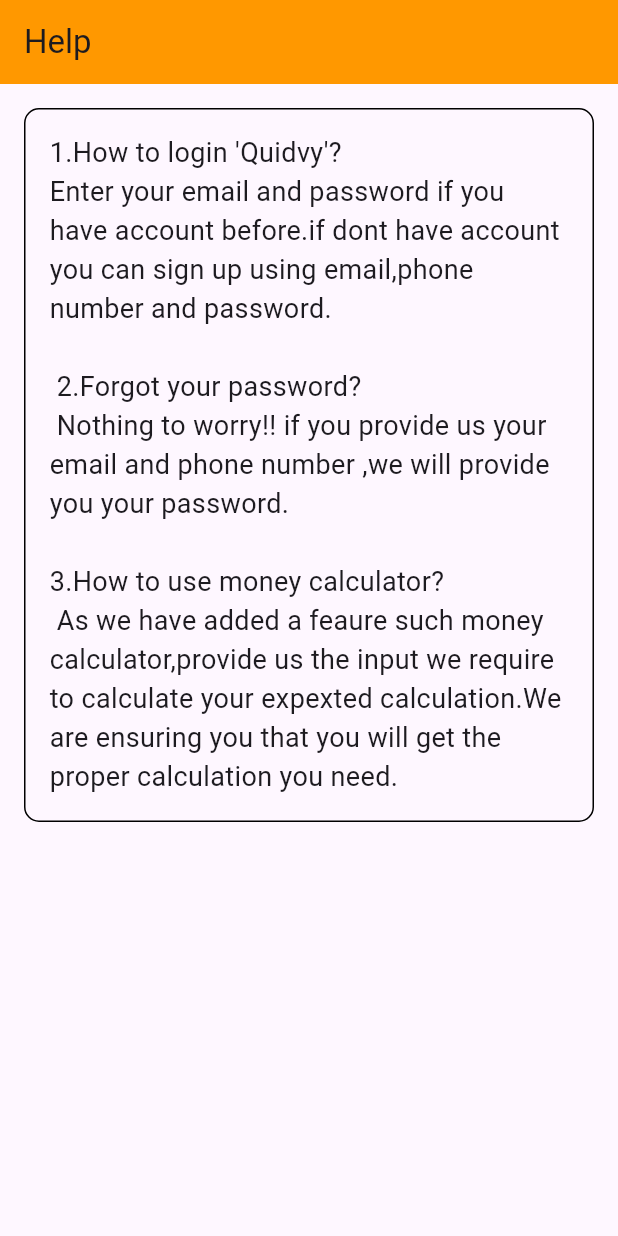
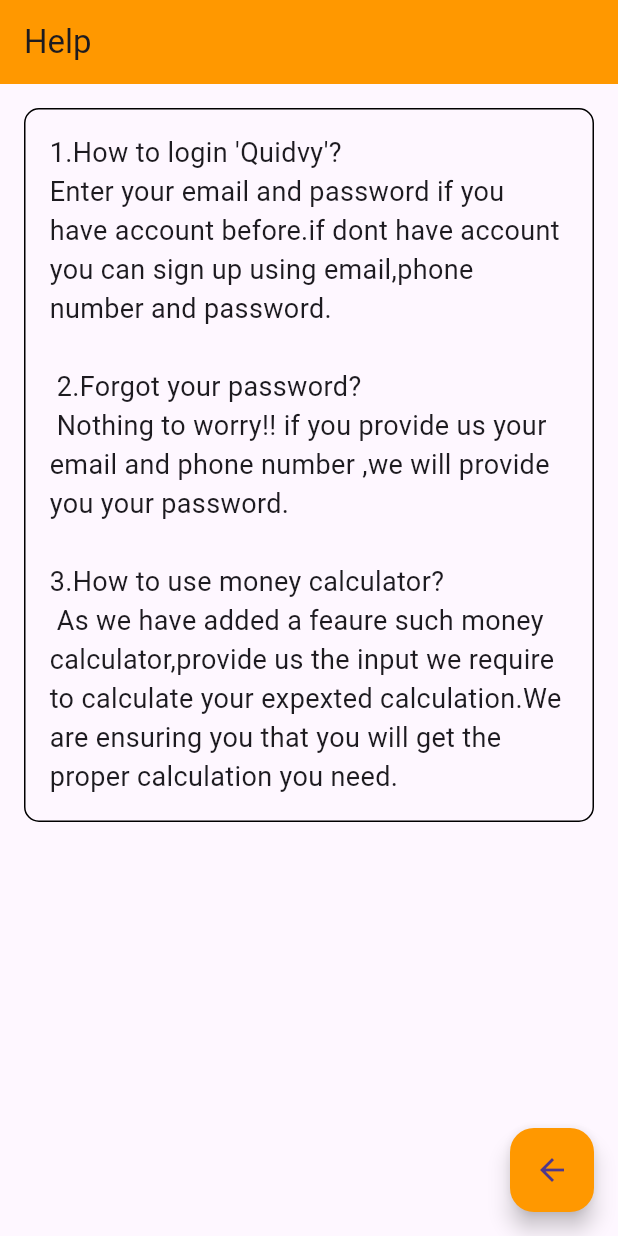
Before and after one commit to Akib-Mahmud-Omio/Quidvy, a Flutter app: the Bottom screen opened directly, after a tap on "Help", on a phone screen of 412 x 824 dp. Run offline on Flutter 3.47's test engine with Material 3 defaults, Android fonts, the phone set to English and light mode, and no system bars.

Commit message:
Added back button

```diff
--- a/lib/pages/help.dart
+++ b/lib/pages/help.dart
@@ -27,6 +27,14 @@ class Help extends StatelessWidget {
             ),
           ),
         ),
+    floatingActionButton: FloatingActionButton(
+    onPressed: () {
+    Navigator.pop(context);
+    },
+      child: Icon(Icons.arrow_back),
+      backgroundColor: Colors.orange,
+    ),
+
       ),
     );
   }
```
